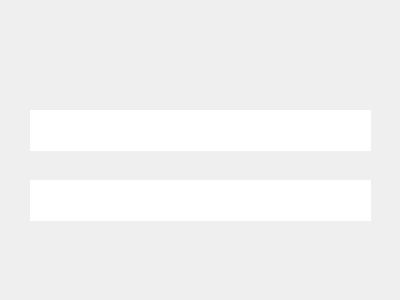
This is mytextedit2.ui in liloneum/amapola as Qt 5 draws it before an edit. The edited form follows.
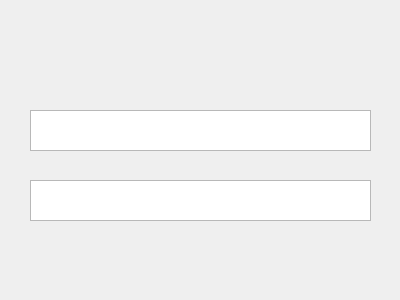
This is the edited form.

Patch:
```diff
--- a/mytextedit2.ui
+++ b/mytextedit2.ui
@@ -35,7 +35,10 @@
     <enum>Qt::StrongFocus</enum>
    </property>
    <property name="frameShape">
-    <enum>QFrame::NoFrame</enum>
+    <enum>QFrame::StyledPanel</enum>
+   </property>
+   <property name="frameShadow">
+    <enum>QFrame::Sunken</enum>
    </property>
    <property name="verticalScrollBarPolicy">
     <enum>Qt::ScrollBarAlwaysOff</enum>
@@ -63,7 +66,7 @@
     <enum>Qt::StrongFocus</enum>
    </property>
    <property name="frameShape">
-    <enum>QFrame::NoFrame</enum>
+    <enum>QFrame::StyledPanel</enum>
    </property>
    <property name="verticalScrollBarPolicy">
     <enum>Qt::ScrollBarAlwaysOff</enum>
```
